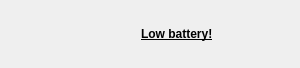
Old version of the form dpower/dialogs/notification.ui in the repository yurkis/pc-power.
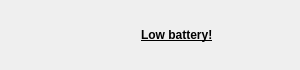
New version of the form. Icons and pictures are not drawn.

Diff of the .ui file:
```diff
--- a/dpower/dialogs/notification.ui
+++ b/dpower/dialogs/notification.ui
@@ -7,7 +7,7 @@
     <x>0</x>
     <y>0</y>
     <width>300</width>
-    <height>68</height>
+    <height>70</height>
    </rect>
   </property>
   <property name="windowTitle">
```
Left out of the diff: 8 changed lines with no effect on the pictures.
